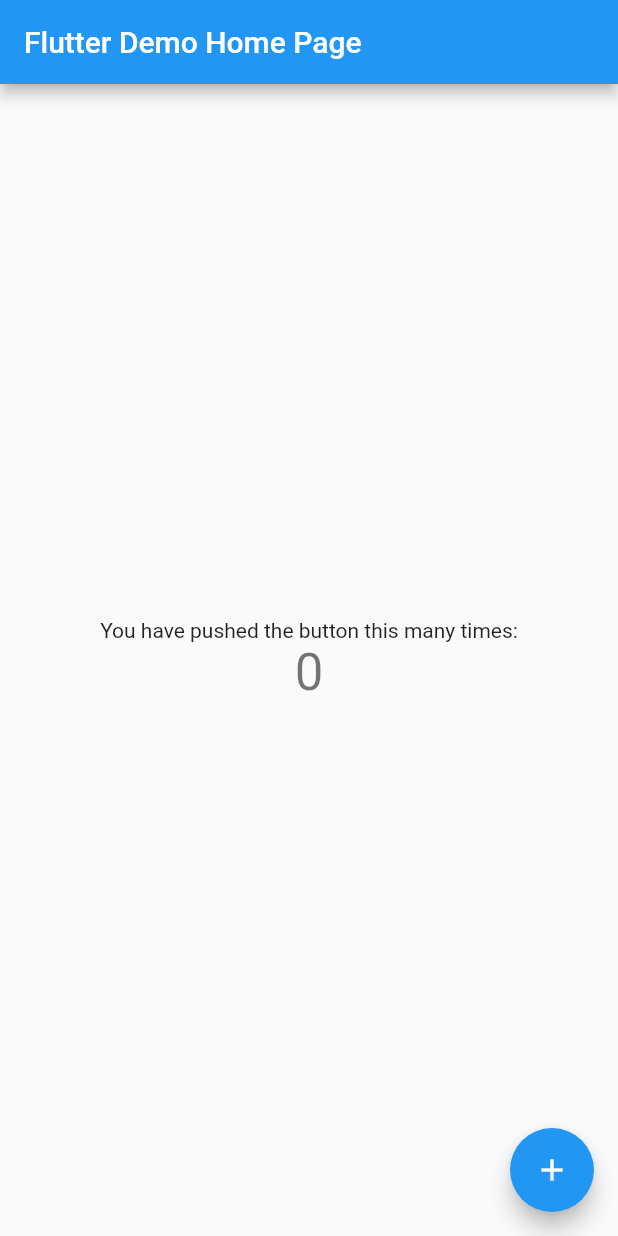
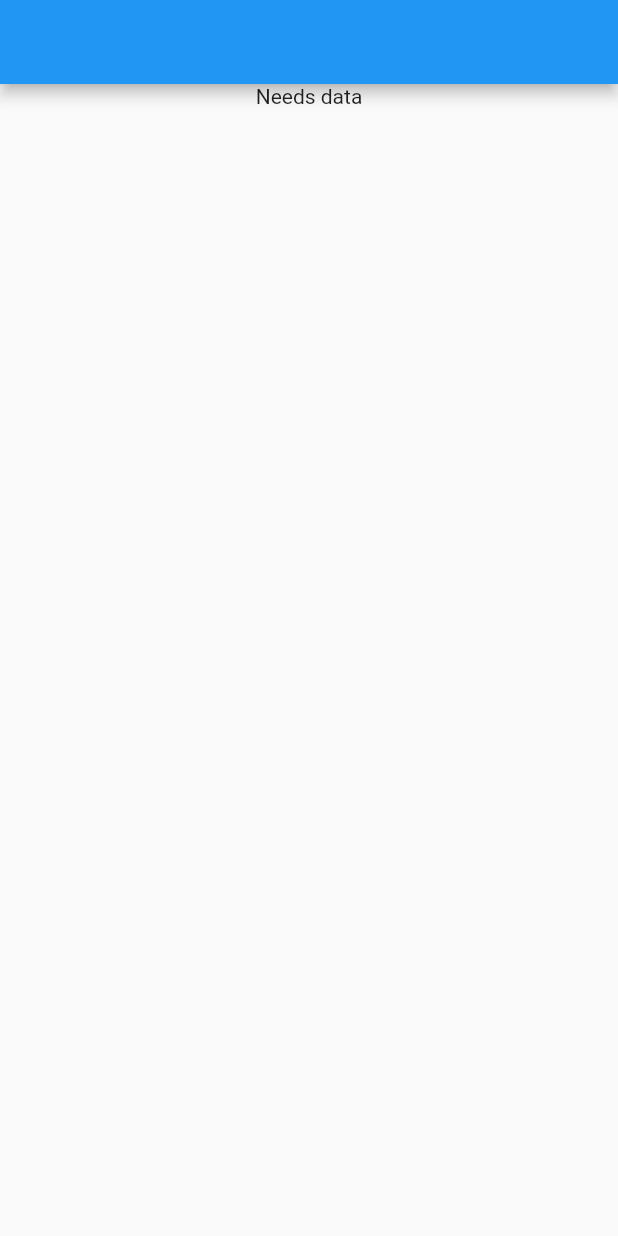
Before and after one commit to FadyFawzyOfficial/state_management_example, a Flutter app: the screen it shows after launch, on a phone screen of 412 x 824 dp. Run offline on Flutter 3.47's test engine with Material 2 defaults, Android fonts, the light colour scheme and no system bars.

Commit message:
Starting Point

```diff
--- a/lib/main.dart
+++ b/lib/main.dart
@@ -1,115 +1,51 @@
 import 'package:flutter/material.dart';
 
-void main() {
-  runApp(const MyApp());
-}
+void main() => runApp(const MyApp());
 
 class MyApp extends StatelessWidget {
   const MyApp({super.key});
 
-  // This widget is the root of your application.
   @override
   Widget build(BuildContext context) {
     return MaterialApp(
-      title: 'Flutter Demo',
-      theme: ThemeData(
-        // This is the theme of your application.
-        //
-        // Try running your application with "flutter run". You'll see the
-        // application has a blue toolbar. Then, without quitting the app, try
-        // changing the primarySwatch below to Colors.green and then invoke
-        // "hot reload" (press "r" in the console where you ran "flutter run",
-        // or simply save your changes to "hot reload" in a Flutter IDE).
-        // Notice that the counter didn't reset back to zero; the application
-        // is not restarted.
-        primarySwatch: Colors.blue,
+      home: Scaffold(
+        appBar: AppBar(
+          title: Container(),
+        ),
+        body: const Level1(),
       ),
-      home: const MyHomePage(title: 'Flutter Demo Home Page'),
     );
   }
 }
 
-class MyHomePage extends StatefulWidget {
-  const MyHomePage({super.key, required this.title});
-
-  // This widget is the home page of your application. It is stateful, meaning
-  // that it has a State object (defined below) that contains fields that affect
-  // how it looks.
-
-  // This class is the configuration for the state. It holds the values (in this
-  // case the title) provided by the parent (in this case the App widget) and
-  // used by the build method of the State. Fields in a Widget subclass are
-  // always marked "final".
-
-  final String title;
-
-  @override
-  State<MyHomePage> createState() => _MyHomePageState();
-}
-
-class _MyHomePageState extends State<MyHomePage> {
-  int _counter = 0;
-
-  void _incrementCounter() {
-    setState(() {
-      // This call to setState tells the Flutter framework that something has
-      // changed in this State, which causes it to rerun the build method below
-      // so that the display can reflect the updated values. If we changed
-      // _counter without calling setState(), then the build method would not be
-      // called again, and so nothing would appear to happen.
-      _counter++;
-    });
-  }
+class Level1 extends StatelessWidget {
+  const Level1({super.key});
 
   @override
   Widget build(BuildContext context) {
-    // This method is rerun every time setState is called, for instance as done
-    // by the _incrementCounter method above.
-    //
-    // The Flutter framework has been optimized to make rerunning build methods
-    // fast, so that you can just rebuild anything that needs updating rather
-    // than having to individually change instances of widgets.
-    return Scaffold(
-      appBar: AppBar(
-        // Here we take the value from the MyHomePage object that was created by
-        // the App.build method, and use it to set our appbar title.
-        title: Text(widget.title),
-      ),
-      body: Center(
-        // Center is a layout widget. It takes a single child and positions it
-        // in the middle of the parent.
-        child: Column(
-          // Column is also a layout widget. It takes a list of children and
-          // arranges them vertically. By default, it sizes itself to fit its
-          // children horizontally, and tries to be as tall as its parent.
-          //
-          // Invoke "debug painting" (press "p" in the console, choose the
-          // "Toggle Debug Paint" action from the Flutter Inspector in Android
-          // Studio, or the "Toggle Debug Paint" command in Visual Studio Code)
-          // to see the wireframe for each widget.
-          //
-          // Column has various properties to control how it sizes itself and
-          // how it positions its children. Here we use mainAxisAlignment to
-          // center the children vertically; the main axis here is the vertical
-          // axis because Columns are vertical (the cross axis would be
-          // horizontal).
-          mainAxisAlignment: MainAxisAlignment.center,
-          children: <Widget>[
-            const Text(
-              'You have pushed the button this many times:',
-            ),
-            Text(
-              '$_counter',
-              style: Theme.of(context).textTheme.headlineMedium,
-            ),
-          ],
-        ),
-      ),
-      floatingActionButton: FloatingActionButton(
-        onPressed: _incrementCounter,
-        tooltip: 'Increment',
-        child: const Icon(Icons.add),
-      ), // This trailing comma makes auto-formatting nicer for build methods.
+    return const Level2();
+  }
+}
+
+class Level2 extends StatelessWidget {
+  const Level2({super.key});
+
+  @override
+  Widget build(BuildContext context) {
+    return Column(
+      children: [
+        Container(),
+        const Level3(),
+      ],
     );
   }
 }
+
+class Level3 extends StatelessWidget {
+  const Level3({super.key});
+
+  @override
+  Widget build(BuildContext context) {
+    return const Text('Needs data');
+  }
+}
--- a/pubspec.yaml
+++ b/pubspec.yaml
@@ -1,5 +1,5 @@
 name: state_management_example
-description: A new Flutter project.
+description: State Management Example is a Flutter project to illustrate the problem with the normal State Management using Lifting State Up and SetState()
 # The following line prevents the package from being accidentally published to
 # pub.dev using `flutter pub publish`. This is preferred for private packages.
 publish_to: 'none' # Remove this line if you wish to publish to pub.dev
@@ -34,7 +34,8 @@
 
   # The following adds the Cupertino Icons font to your application.
   # Use with the CupertinoIcons class for iOS style icons.
-  cupertino_icons: ^1.0.2
+  # Fady Fawzy Comment: Flutter Version is 3.7.10
+  cupertino_icons: ^1.0.5
 
 dev_dependencies:
   flutter_test:
```
Also changed, not shown: 1 other file.
